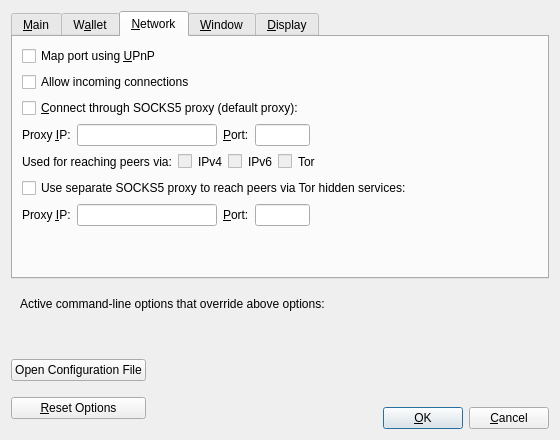
The window that src/qt/forms/optionsdialog.ui (s-matthew-english/diff-test) describes before a commit, drawn with Qt 5.
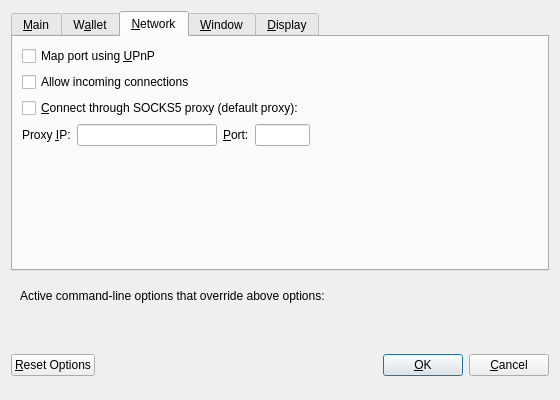
The same window after the commit. The open tabs and pages were chosen to show the change. Custom widgets are drawn as their Qt base class.

Patch:
```diff
--- a/src/qt/forms/optionsdialog.ui
+++ b/src/qt/forms/optionsdialog.ui
@@ -7,7 +7,7 @@
     <x>0</x>
     <y>0</y>
     <width>560</width>
-    <height>440</height>
+    <height>400</height>
    </rect>
   </property>
   <property name="windowTitle">
@@ -297,193 +297,6 @@
          </item>
         </layout>
        </item>
-       <item>
-        <layout class="QHBoxLayout" name="horizontalLayout_2_Network">
-         <item>
-          <widget class="QLabel" name="proxyActiveNets">
-           <property name="text">
-            <string>Used for reaching peers via:</string>
-           </property>
-           <property name="textFormat">
-            <enum>Qt::PlainText</enum>
-           </property>
-          </widget>
-         </item>
-         <item>
-          <widget class="QCheckBox" name="proxyReachIPv4">
-           <property name="enabled">
-            <bool>false</bool>
-           </property>
-           <property name="toolTip">
-            <string>Shows, if the supplied default SOCKS5 proxy is used to reach peers via this network type.</string>
-           </property>
-           <property name="text">
-            <string/>
-           </property>
-          </widget>
-         </item>
-         <item>
-          <widget class="QLabel" name="proxyReachIPv4Label">
-           <property name="text">
-            <string>IPv4</string>
-           </property>
-           <property name="textFormat">
-            <enum>Qt::PlainText</enum>
-           </property>
-          </widget>
-         </item>
-         <item>
-          <widget class="QCheckBox" name="proxyReachIPv6">
-           <property name="enabled">
-            <bool>false</bool>
-           </property>
-           <property name="toolTip">
-            <string>Shows, if the supplied default SOCKS5 proxy is used to reach peers via this network type.</string>
-           </property>
-           <property name="text">
-            <string/>
-           </property>
-          </widget>
-         </item>
-         <item>
-          <widget class="QLabel" name="proxyReachIPv6Label">
-           <property name="text">
-            <string>IPv6</string>
-           </property>
-           <property name="textFormat">
-            <enum>Qt::PlainText</enum>
-           </property>
-          </widget>
-         </item>
-         <item>
-          <widget class="QCheckBox" name="proxyReachTor">
-           <property name="enabled">
-            <bool>false</bool>
-           </property>
-           <property name="toolTip">
-            <string>Shows, if the supplied default SOCKS5 proxy is used to reach peers via this network type.</string>
-           </property>
-           <property name="text">
-            <string/>
-           </property>
-          </widget>
-         </item>
-         <item>
-          <widget class="QLabel" name="proxyReachTorLabel">
-           <property name="text">
-            <string>Tor</string>
-           </property>
-           <property name="textFormat">
-            <enum>Qt::PlainText</enum>
-           </property>
-          </widget>
-         </item>
-         <item>
-          <spacer name="horizontalSpacer_2_Network">
-           <property name="orientation">
-            <enum>Qt::Horizontal</enum>
-           </property>
-           <property name="sizeHint" stdset="0">
-            <size>
-             <width>40</width>
-             <height>20</height>
-            </size>
-           </property>
-          </spacer>
-         </item>
-        </layout>
-       </item>
-       <item>
-        <widget class="QCheckBox" name="connectSocksTor">
-         <property name="toolTip">
-          <string>Connect to the Bitcoin network through a separate SOCKS5 proxy for Tor hidden services.</string>
-         </property>
-         <property name="text">
-          <string>Use separate SOCKS5 proxy to reach peers via Tor hidden services:</string>
-         </property>
-        </widget>
-       </item>
-       <item>
-        <layout class="QHBoxLayout" name="horizontalLayout_3_Network">
-         <item>
-          <widget class="QLabel" name="proxyIpTorLabel">
-           <property name="text">
-            <string>Proxy &amp;IP:</string>
-           </property>
-           <property name="textFormat">
-            <enum>Qt::PlainText</enum>
-           </property>
-           <property name="buddy">
-            <cstring>proxyIpTor</cstring>
-           </property>
-          </widget>
-         </item>
-         <item>
-          <widget class="QValidatedLineEdit" name="proxyIpTor">
-           <property name="minimumSize">
-            <size>
-             <width>140</width>
-             <height>0</height>
-            </size>
-           </property>
-           <property name="maximumSize">
-            <size>
-             <width>140</width>
-             <height>16777215</height>
-            </size>
-           </property>
-           <property name="toolTip">
-            <string>IP address of the proxy (e.g. IPv4: 127.0.0.1 / IPv6: ::1)</string>
-           </property>
-          </widget>
-         </item>
-         <item>
-          <widget class="QLabel" name="proxyPortTorLabel">
-           <property name="text">
-            <string>&amp;Port:</string>
-           </property>
-           <property name="textFormat">
-            <enum>Qt::PlainText</enum>
-           </property>
-           <property name="buddy">
-            <cstring>proxyPortTor</cstring>
-           </property>
-          </widget>
-         </item>
-         <item>
-          <widget class="QLineEdit" name="proxyPortTor">
-           <property name="minimumSize">
-            <size>
-             <width>55</width>
-             <height>0</height>
-            </size>
-           </property>
-           <property name="maximumSize">
-            <size>
-             <width>55</width>
-             <height>16777215</height>
-            </size>
-           </property>
-           <property name="toolTip">
-            <string>Port of the proxy (e.g. 9050)</string>
-           </property>
-          </widget>
-         </item>
-         <item>
-          <spacer name="horizontalSpacer_4_Network">
-           <property name="orientation">
-            <enum>Qt::Horizontal</enum>
-           </property>
-           <property name="sizeHint" stdset="0">
-            <size>
-             <width>40</width>
-             <height>20</height>
-            </size>
-           </property>
-          </spacer>
-         </item>
-        </layout>
-       </item>
        <item>
         <spacer name="verticalSpacer_Network">
          <property name="orientation">
@@ -692,21 +505,6 @@
    <item>
     <layout class="QHBoxLayout" name="horizontalLayout_Buttons">
      <item>
-      <layout class="QVBoxLayout" name="verticalLayout_Buttons">
-       <item>
-        <widget class="QPushButton" name="openBitcoinConfButton">
-         <property name="toolTip">
-          <string>Open the %1 configuration file from the working directory.</string>
-         </property>
-         <property name="text">
-          <string>Open Configuration File</string>
-         </property>
-         <property name="autoDefault">
-          <bool>false</bool>
-         </property>
-        </widget>
-       </item>
-       <item>
         <widget class="QPushButton" name="resetButton">
          <property name="toolTip">
           <string>Reset all client options to default.</string>
@@ -719,8 +517,6 @@
          </property>
         </widget>
        </item>
-      </layout>
-     </item>
      <item>
       <spacer name="horizontalSpacer_1">
        <property name="orientation">
@@ -773,23 +569,6 @@
       </spacer>
      </item>
      <item>
-      <layout class="QVBoxLayout" name="verticalLayout_4">
-       <item>
-        <spacer name="verticalSpacer">
-         <property name="orientation">
-          <enum>Qt::Vertical</enum>
-         </property>
-         <property name="sizeHint" stdset="0">
-          <size>
-           <width>20</width>
-           <height>40</height>
-          </size>
-         </property>
-        </spacer>
-       </item>
-       <item>
-        <layout class="QHBoxLayout" name="horizontalLayout">
-         <item>
           <widget class="QPushButton" name="okButton">
            <property name="text">
             <string>&amp;OK</string>
@@ -811,10 +590,6 @@
             <bool>false</bool>
            </property>
           </widget>
-         </item>
-        </layout>
-       </item>
-      </layout>
      </item>
     </layout>
    </item>
```
Left out of the diff: 20 changed lines with no effect on the pictures. Lines whose indentation alone changed are shown as unchanged.
